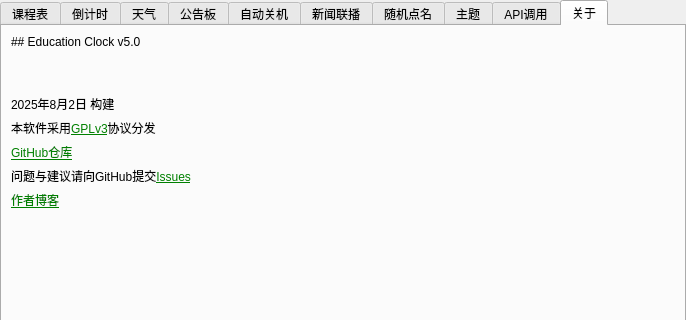
Above: ui/setting.ui from Return-Log/Education-Clock before the change; both pictures show x 0 to 686 and y 0 to 320 of the 686 by 630 pixel window. Below: the same form after it.
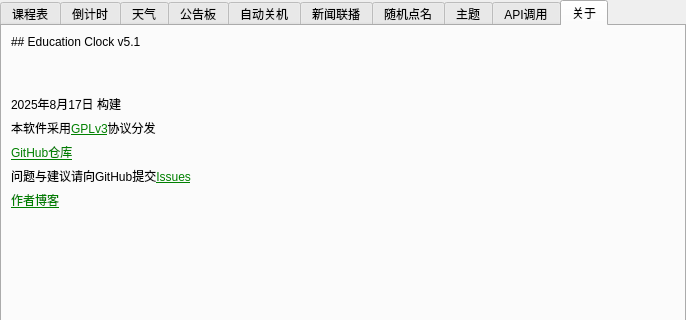
That is the form after the change. Icons and pictures are not drawn.

What changed in the file:
```diff
--- a/ui/setting.ui
+++ b/ui/setting.ui
@@ -758,7 +758,7 @@
        <item row="0" column="1" colspan="3">
         <widget class="QLabel" name="label_32">
          <property name="text">
-          <string>## Education Clock v5.0</string>
+          <string>## Education Clock v5.1</string>
          </property>
          <property name="textFormat">
           <enum>Qt::MarkdownText</enum>
@@ -856,7 +856,7 @@
        <item row="2" column="1" colspan="3">
         <widget class="QLabel" name="label_33">
          <property name="text">
-          <string>2025年8月2日 构建</string>
+          <string>2025年8月17日 构建</string>
          </property>
         </widget>
        </item>
```
